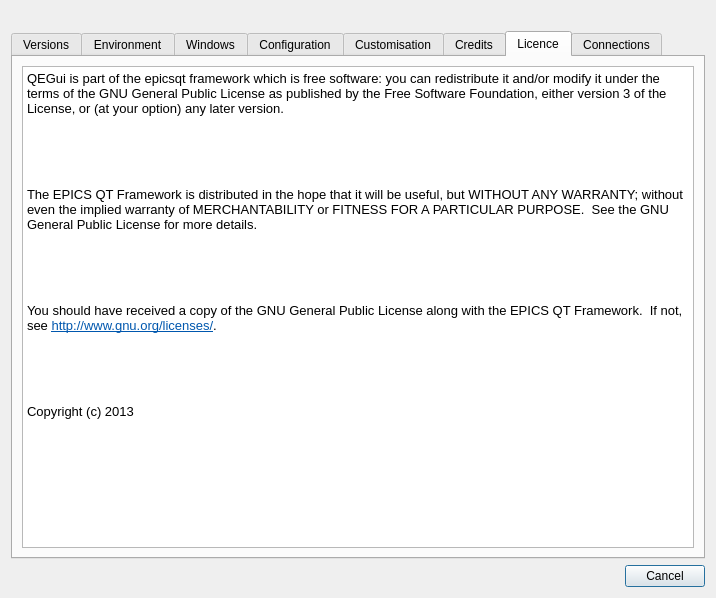
Above: applications/QEGuiApp/src/aboutDialog.ui from andrewrhyder/epicsqt before the change. Below: the same form after it.
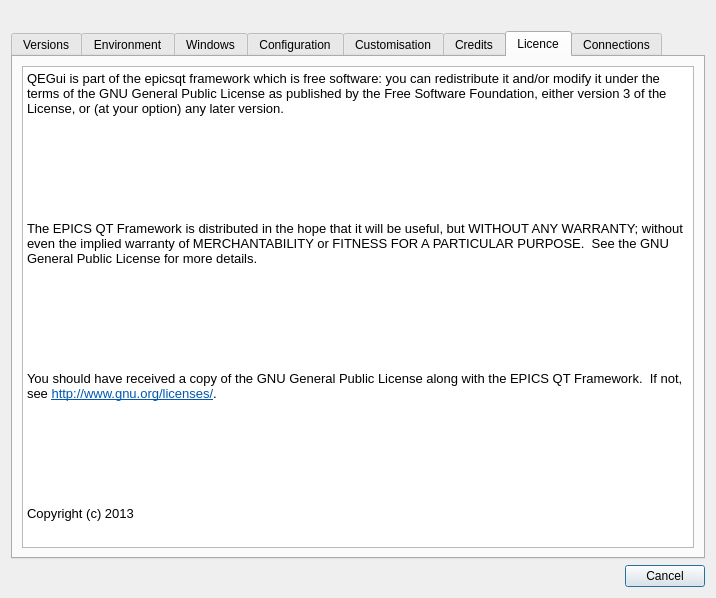
That is the form after the change. The open tabs and pages were chosen to show the change. Icons and pictures are not drawn.

What changed in the file:
```diff
--- a/applications/QEGuiApp/src/aboutDialog.ui
+++ b/applications/QEGuiApp/src/aboutDialog.ui
@@ -484,20 +484,23 @@
           <string>&lt;!DOCTYPE HTML PUBLIC &quot;-//W3C//DTD HTML 4.0//EN&quot; &quot;http://www.w3.org/TR/REC-html40/strict.dtd&quot;&gt;
 &lt;html&gt;&lt;head&gt;&lt;meta name=&quot;qrichtext&quot; content=&quot;1&quot; /&gt;&lt;style type=&quot;text/css&quot;&gt;
 p, li { white-space: pre-wrap; }
-&lt;/style&gt;&lt;/head&gt;&lt;body style=&quot; font-family:'MS Shell Dlg 2'; font-size:8.25pt; font-weight:400; font-style:normal;&quot;&gt;
-&lt;p style=&quot; margin-top:0px; margin-bottom:0px; margin-left:0px; margin-right:0px; -qt-block-indent:0; text-indent:0px;&quot;&gt;&lt;span style=&quot; font-family:'Sans Serif'; font-size:10pt; color:#000000;&quot;&gt;QEGui is part of the &lt;/span&gt;&lt;span style=&quot; font-family:'Sans Serif'; font-size:10pt;&quot;&gt;epicsqt&lt;/span&gt;&lt;span style=&quot; font-family:'Sans Serif'; font-size:10pt; color:#000000;&quot;&gt; framework which is free software: you can redistribute it and/or modify &lt;/span&gt;&lt;span style=&quot; font-family:'Courier New,courier'; font-size:10pt; color:#000000;&quot;&gt;it under the terms of the GNU General Public License as published by the Free Software Foundation, either version 3 of the License, or (at your option) any later version.&lt;/span&gt;&lt;/p&gt;
-&lt;p style=&quot;-qt-paragraph-type:empty; margin-top:0px; margin-bottom:0px; margin-left:0px; margin-right:0px; -qt-block-indent:0; text-indent:0px; font-family:'Courier New,courier'; font-size:10pt; color:#000000;&quot;&gt;&lt;br /&gt;&lt;/p&gt;
-&lt;p style=&quot; margin-top:0px; margin-bottom:0px; margin-left:0px; margin-right:0px; -qt-block-indent:0; text-indent:0px;&quot;&gt;&lt;span style=&quot; font-family:'Courier New,courier'; font-size:10pt; color:#000000;&quot;&gt;&lt;br /&gt;&lt;/span&gt;&lt;/p&gt;
-&lt;p style=&quot; margin-top:0px; margin-bottom:0px; margin-left:0px; margin-right:0px; -qt-block-indent:0; text-indent:0px;&quot;&gt;&lt;span style=&quot; font-family:'Courier New,courier'; font-size:10pt; color:#000000;&quot;&gt;&lt;br /&gt;&lt;/span&gt;&lt;/p&gt;
-&lt;p style=&quot; margin-top:0px; margin-bottom:0px; margin-left:0px; margin-right:0px; -qt-block-indent:0; text-indent:0px;&quot;&gt;&lt;span style=&quot; font-family:'Courier New,courier'; font-size:10pt; color:#000000;&quot;&gt;The EPICS QT Framework is distributed in the hope that it will be useful, but WITHOUT ANY WARRANTY; without even the implied warranty of MERCHANTABILITY or FITNESS FOR A PARTICULAR PURPOSE.  See the GNU General Public License for more details.&lt;/span&gt;&lt;/p&gt;
-&lt;p style=&quot;-qt-paragraph-type:empty; margin-top:0px; margin-bottom:0px; margin-left:0px; margin-right:0px; -qt-block-indent:0; text-indent:0px; font-family:'Courier New,courier'; font-size:10pt; color:#000000;&quot;&gt;&lt;br /&gt;&lt;/p&gt;
-&lt;p style=&quot; margin-top:0px; margin-bottom:0px; margin-left:0px; margin-right:0px; -qt-block-indent:0; text-indent:0px;&quot;&gt;&lt;span style=&quot; font-family:'Courier New,courier'; font-size:10pt; color:#000000;&quot;&gt;&lt;br /&gt;&lt;/span&gt;&lt;/p&gt;
-&lt;p style=&quot; margin-top:0px; margin-bottom:0px; margin-left:0px; margin-right:0px; -qt-block-indent:0; text-indent:0px;&quot;&gt;&lt;span style=&quot; font-family:'Courier New,courier'; font-size:10pt; color:#000000;&quot;&gt;&lt;br /&gt;&lt;/span&gt;&lt;/p&gt;
-&lt;p style=&quot; margin-top:0px; margin-bottom:0px; margin-left:0px; margin-right:0px; -qt-block-indent:0; text-indent:0px;&quot;&gt;&lt;span style=&quot; font-family:'Courier New,courier'; font-size:10pt; color:#000000;&quot;&gt;You should have received a copy of the GNU General Public License along with the EPICS QT Framework.  If not, see &lt;/span&gt;&lt;a href=&quot;http://www.gnu.org/licenses/&quot;&gt;&lt;span style=&quot; font-family:'Sans Serif'; font-size:10pt; text-decoration: underline; color:#0057ae;&quot;&gt;http://www.gnu.org/licenses/&lt;/span&gt;&lt;/a&gt;&lt;span style=&quot; font-family:'Courier New,courier'; font-size:10pt; color:#000000;&quot;&gt;.&lt;/span&gt;&lt;/p&gt;
-&lt;p style=&quot;-qt-paragraph-type:empty; margin-top:0px; margin-bottom:0px; margin-left:0px; margin-right:0px; -qt-block-indent:0; text-indent:0px; font-family:'Courier New,courier'; font-size:10pt; color:#000000;&quot;&gt;&lt;br /&gt;&lt;/p&gt;
-&lt;p style=&quot; margin-top:0px; margin-bottom:0px; margin-left:0px; margin-right:0px; -qt-block-indent:0; text-indent:0px;&quot;&gt;&lt;span style=&quot; font-family:'Courier New,courier'; font-size:10pt; color:#000000;&quot;&gt;&lt;br /&gt;&lt;/span&gt;&lt;/p&gt;
-&lt;p style=&quot; margin-top:0px; margin-bottom:0px; margin-left:0px; margin-right:0px; -qt-block-indent:0; text-indent:0px;&quot;&gt;&lt;span style=&quot; font-family:'Courier New,courier'; font-size:10pt; color:#000000;&quot;&gt;&lt;br /&gt;&lt;/span&gt;&lt;/p&gt;
-&lt;p style=&quot; margin-top:0px; margin-bottom:0px; margin-left:0px; margin-right:0px; -qt-block-indent:0; text-indent:0px;&quot;&gt;&lt;span style=&quot; font-family:'Courier New,courier'; font-size:10pt; color:#000000;&quot;&gt;Copyright (c) 2013&lt;/span&gt;&lt;/p&gt;&lt;/body&gt;&lt;/html&gt;</string>
+&lt;/style&gt;&lt;/head&gt;&lt;body style=&quot; font-family:'Sans Serif'; font-size:10pt; font-weight:400; font-style:normal;&quot;&gt;
+&lt;p style=&quot; margin-top:0px; margin-bottom:0px; margin-left:0px; margin-right:0px; -qt-block-indent:0; text-indent:0px;&quot;&gt;&lt;span style=&quot; color:#000000;&quot;&gt;QEGui is part of the &lt;/span&gt;epicsqt&lt;span style=&quot; color:#000000;&quot;&gt; framework which is free software: you can redistribute it and/or modify &lt;/span&gt;&lt;span style=&quot; font-family:'Courier New,courier'; color:#000000;&quot;&gt;it under the terms of the GNU General Public License as published by the Free Software Foundation, either version 3 of the License, or (at your option) any later version.&lt;/span&gt;&lt;/p&gt;
+&lt;p style=&quot;-qt-paragraph-type:empty; margin-top:0px; margin-bottom:0px; margin-left:0px; margin-right:0px; -qt-block-indent:0; text-indent:0px; font-family:'Courier New,courier'; color:#000000;&quot;&gt;&lt;/p&gt;
+&lt;p style=&quot; margin-top:0px; margin-bottom:0px; margin-left:0px; margin-right:0px; -qt-block-indent:0; text-indent:0px;&quot;&gt;&lt;span style=&quot; font-family:'Courier New,courier'; color:#000000;&quot;&gt;&lt;br /&gt;&lt;/span&gt;&lt;/p&gt;
+&lt;p style=&quot; margin-top:0px; margin-bottom:0px; margin-left:0px; margin-right:0px; -qt-block-indent:0; text-indent:0px;&quot;&gt;&lt;span style=&quot; font-family:'Courier New,courier'; color:#000000;&quot;&gt;&lt;br /&gt;&lt;/span&gt;&lt;/p&gt;
+&lt;p style=&quot; margin-top:0px; margin-bottom:0px; margin-left:0px; margin-right:0px; -qt-block-indent:0; text-indent:0px;&quot;&gt;&lt;span style=&quot; font-family:'Courier New,courier'; color:#000000;&quot;&gt;&lt;br /&gt;&lt;/span&gt;&lt;/p&gt;
+&lt;p style=&quot; margin-top:0px; margin-bottom:0px; margin-left:0px; margin-right:0px; -qt-block-indent:0; text-indent:0px;&quot;&gt;&lt;span style=&quot; font-family:'Courier New,courier'; color:#000000;&quot;&gt;The EPICS QT Framework is distributed in the hope that it will be useful, but WITHOUT ANY WARRANTY; without even the implied warranty of MERCHANTABILITY or FITNESS FOR A PARTICULAR PURPOSE.  See the GNU General Public License for more details.&lt;/span&gt;&lt;/p&gt;
+&lt;p style=&quot;-qt-paragraph-type:empty; margin-top:0px; margin-bottom:0px; margin-left:0px; margin-right:0px; -qt-block-indent:0; text-indent:0px; font-family:'Courier New,courier'; color:#000000;&quot;&gt;&lt;/p&gt;
+&lt;p style=&quot; margin-top:0px; margin-bottom:0px; margin-left:0px; margin-right:0px; -qt-block-indent:0; text-indent:0px;&quot;&gt;&lt;span style=&quot; font-family:'Courier New,courier'; color:#000000;&quot;&gt;&lt;br /&gt;&lt;/span&gt;&lt;/p&gt;
+&lt;p style=&quot; margin-top:0px; margin-bottom:0px; margin-left:0px; margin-right:0px; -qt-block-indent:0; text-indent:0px;&quot;&gt;&lt;span style=&quot; font-family:'Courier New,courier'; color:#000000;&quot;&gt;&lt;br /&gt;&lt;/span&gt;&lt;/p&gt;
+&lt;p style=&quot; margin-top:0px; margin-bottom:0px; margin-left:0px; margin-right:0px; -qt-block-indent:0; text-indent:0px;&quot;&gt;&lt;span style=&quot; font-family:'Courier New,courier'; color:#000000;&quot;&gt;&lt;br /&gt;&lt;/span&gt;&lt;/p&gt;
+&lt;p style=&quot; margin-top:0px; margin-bottom:0px; margin-left:0px; margin-right:0px; -qt-block-indent:0; text-indent:0px;&quot;&gt;&lt;span style=&quot; font-family:'Courier New,courier'; color:#000000;&quot;&gt;You should have received a copy of the GNU General Public License along with the EPICS QT Framework.  If not, see &lt;/span&gt;&lt;a href=&quot;http://www.gnu.org/licenses/&quot;&gt;&lt;span style=&quot; text-decoration: underline; color:#0057ae;&quot;&gt;http://www.gnu.org/licenses/&lt;/span&gt;&lt;/a&gt;&lt;span style=&quot; font-family:'Courier New,courier'; color:#000000;&quot;&gt;.&lt;/span&gt;&lt;/p&gt;
+&lt;p style=&quot;-qt-paragraph-type:empty; margin-top:0px; margin-bottom:0px; margin-left:0px; margin-right:0px; -qt-block-indent:0; text-indent:0px; font-family:'Courier New,courier'; color:#000000;&quot;&gt;&lt;/p&gt;
+&lt;p style=&quot; margin-top:0px; margin-bottom:0px; margin-left:0px; margin-right:0px; -qt-block-indent:0; text-indent:0px;&quot;&gt;&lt;span style=&quot; font-family:'Courier New,courier'; color:#000000;&quot;&gt;&lt;br /&gt;&lt;/span&gt;&lt;/p&gt;
+&lt;p style=&quot; margin-top:0px; margin-bottom:0px; margin-left:0px; margin-right:0px; -qt-block-indent:0; text-indent:0px;&quot;&gt;&lt;span style=&quot; font-family:'Courier New,courier'; color:#000000;&quot;&gt;&lt;br /&gt;&lt;/span&gt;&lt;/p&gt;
+&lt;p style=&quot; margin-top:0px; margin-bottom:0px; margin-left:0px; margin-right:0px; -qt-block-indent:0; text-indent:0px;&quot;&gt;&lt;span style=&quot; font-family:'Courier New,courier'; color:#000000;&quot;&gt;&lt;br /&gt;&lt;/span&gt;&lt;/p&gt;
+&lt;p style=&quot; margin-top:0px; margin-bottom:0px; margin-left:0px; margin-right:0px; -qt-block-indent:0; text-indent:0px;&quot;&gt;&lt;span style=&quot; font-family:'Courier New,courier'; color:#000000;&quot;&gt;Copyright (c) 2013&lt;/span&gt;&lt;/p&gt;&lt;/body&gt;&lt;/html&gt;</string>
          </property>
         </widget>
        </item>
```
Left out of the diff: 19 changed lines with no effect on the pictures.
